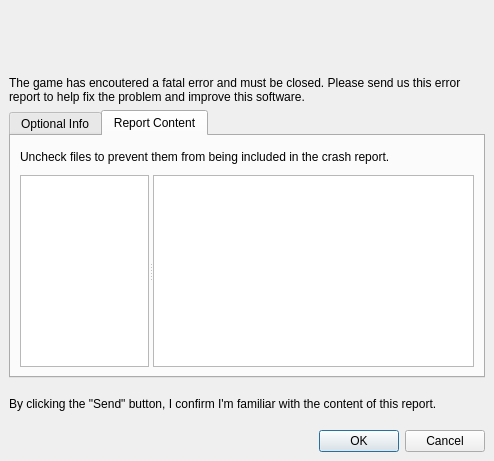
First picture: the form in tools/crashreporter/ui/errorreportdialog.ui, repository arx/ArxLibertatis, before the edit.
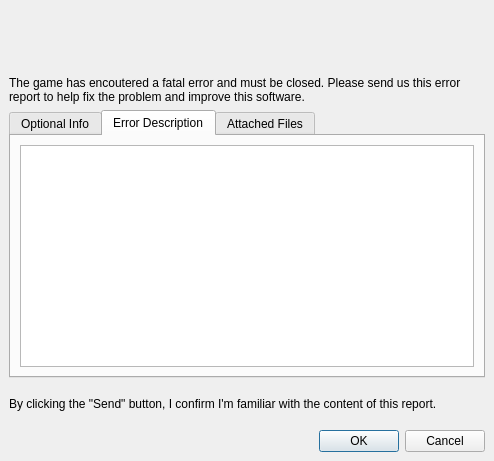
Second picture: the form after the edit. The open tabs and pages were chosen to show the change. Icons and pictures are not drawn.

Commit message: Improved the Windows crash reporter to include the callstack + added a tab to view the crash description sent with the attached files

Patch:
```diff
--- a/tools/crashreporter/ui/errorreportdialog.ui
+++ b/tools/crashreporter/ui/errorreportdialog.ui
@@ -313,11 +313,42 @@
          </widget>
          <widget class="QWidget" name="tabReportContent">
           <attribute name="title">
-           <string>Report Content</string>
+           <string>Error Description</string>
+          </attribute>
+          <layout class="QVBoxLayout" name="verticalLayout_13">
+           <item>
+            <widget class="QTextEdit" name="textEditErrorDescription">
+             <property name="enabled">
+              <bool>true</bool>
+             </property>
+             <property name="font">
+              <font>
+               <family>Courier New</family>
+              </font>
+             </property>
+             <property name="lineWrapMode">
+              <enum>QTextEdit::NoWrap</enum>
+             </property>
+             <property name="readOnly">
+              <bool>true</bool>
+             </property>
+            </widget>
+           </item>
+          </layout>
+         </widget>
+         <widget class="QWidget" name="tabAttachedFiles">
+          <attribute name="title">
+           <string>Attached Files</string>
           </attribute>
           <layout class="QVBoxLayout" name="verticalLayout_12" stretch="0,0">
            <item>
             <widget class="QLabel" name="lblUncheckToExclude">
+             <property name="sizePolicy">
+              <sizepolicy hsizetype="Fixed" vsizetype="Fixed">
+               <horstretch>0</horstretch>
+               <verstretch>0</verstretch>
+              </sizepolicy>
+             </property>
              <property name="text">
               <string>Uncheck files to prevent them from being included in the crash report.</string>
              </property>
```
Left out of the diff: 6 changed lines with no effect on the pictures. The commit also changes 7 other files.
